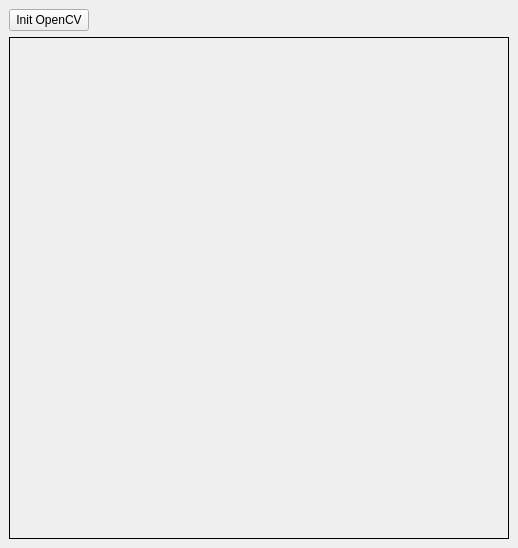
Qt form mainwindow.ui (loann-rio/OpenCv_on_Qt) before a commit.
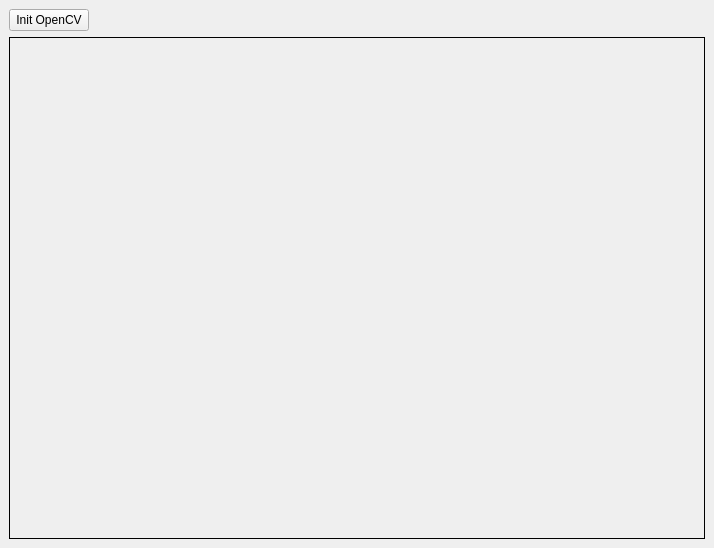
The same form after that commit.

The edit to the form file:
```diff
--- a/mainwindow.ui
+++ b/mainwindow.ui
@@ -6,7 +6,7 @@
    <rect>
     <x>0</x>
     <y>0</y>
-    <width>518</width>
+    <width>714</width>
     <height>548</height>
    </rect>
   </property>
@@ -37,10 +37,16 @@
     </item>
     <item row="1" column="0" colspan="2">
      <widget class="QLabel" name="opencvFrame">
+      <property name="sizePolicy">
+       <sizepolicy hsizetype="Minimum" vsizetype="Minimum">
+        <horstretch>0</horstretch>
+        <verstretch>0</verstretch>
+       </sizepolicy>
+      </property>
       <property name="minimumSize">
        <size>
-        <width>500</width>
-        <height>500</height>
+        <width>696</width>
+        <height>464</height>
        </size>
       </property>
       <property name="frameShape">
```
